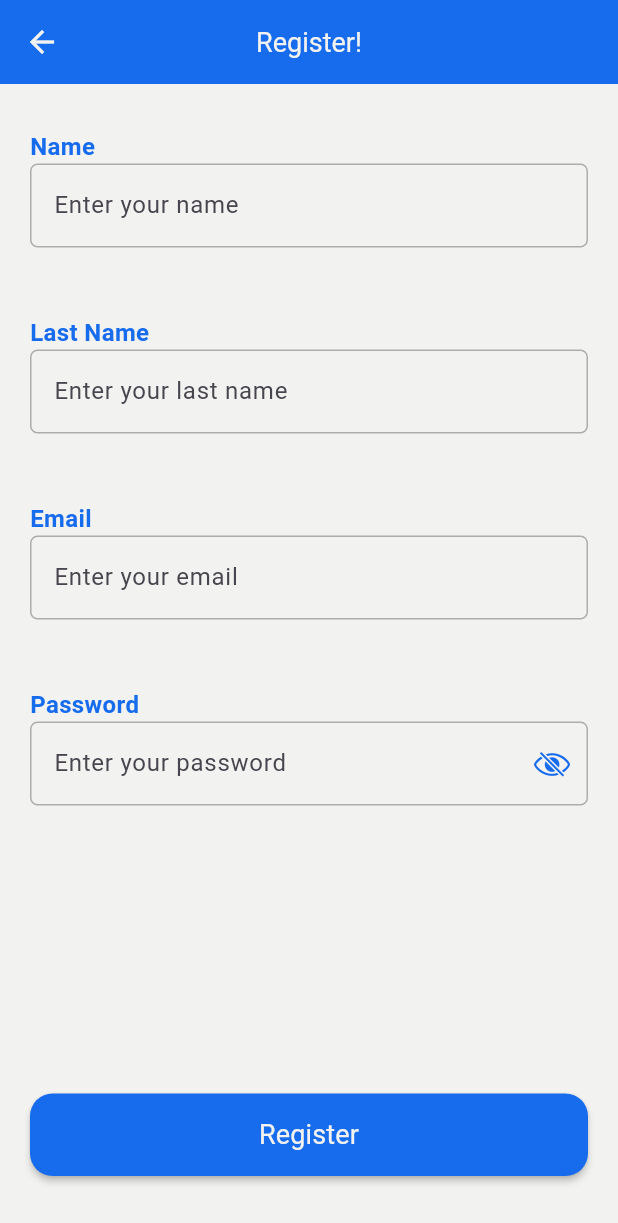
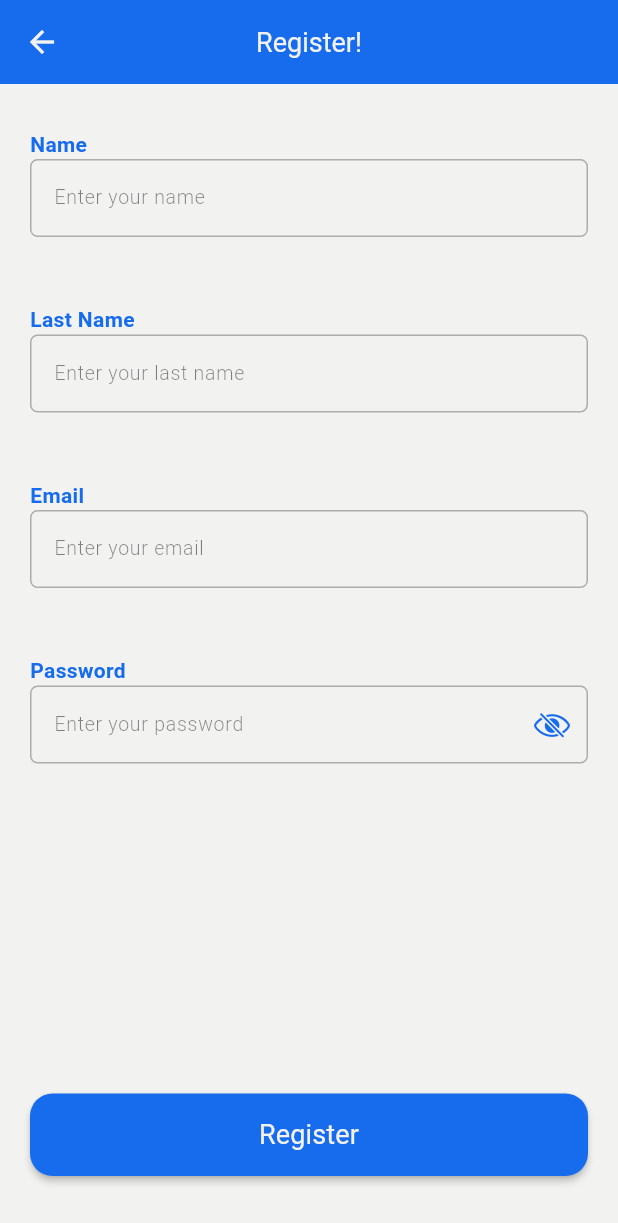
Before and after one commit to srios007/to_do_app, a Flutter app: the RegisterView screen opened by its route, on a phone screen of 412 x 824 dp. Shown: the top 1223 px of the screen. Run offline on Flutter 3.47's test engine with Material 3 defaults, Android fonts, the phone set to English and light mode, and no system bars; our stand-ins replace cloud_firestore, connectivity_plus, firebase_auth, firebase_core, flutter_dotenv, get and 2 more; accounts and stored records are empty; generated files the repository leaves out were written again.

Commit message:
UPDATE: Refactor register controller and input widgets to improve code structure and localization; enhance text styles for better consistency

```diff
--- a/lib/app/modules/register/controllers/register_controller.dart
+++ b/lib/app/modules/register/controllers/register_controller.dart
@@ -16,7 +16,7 @@ class RegisterController extends GetxController {
   final passController = TextEditingController();
 
   /// Crea el usuario
-  _buildUser() {
+  UserModel _buildUser() {
     return UserModel.builder
         .setEmail(emailController.text)
         .setLastname(lastnameController.text)
@@ -26,15 +26,15 @@ class RegisterController extends GetxController {
   }
 
   /// Registrar en firebase auth
-  _signUp() async {
-    await authService.registerWithEmailAndPassword(
+  Future<bool> _signUp() async {
+    return authService.registerWithEmailAndPassword(
       user: _buildUser(),
       password: passController.text,
     );
   }
 
   /// Registra al usuario
-  registerUser() async {
+  Future<void> registerUser() async {
     if (key.currentState!.validate()) {
       isLoading.value = true;
       final result = await _signUp();
--- a/lib/app/utils/text_styles.dart
+++ b/lib/app/utils/text_styles.dart
@@ -8,31 +8,54 @@ class Styles {
   }
 
   Styles._internal();
+
   static final Styles _instance = Styles._internal();
 
-  static const TextStyle tittleRegister =  TextStyle(
+  static const tittleRegister = TextStyle(
     fontSize: 24.0,
     fontWeight: FontWeight.bold,
   );
-   static const TextStyle errorStyle = TextStyle(
+
+  static const errorStyle = TextStyle(
     fontSize: 14,
     color: Colors.red,
     fontWeight: FontWeight.w400,
   );
-   static const TextStyle requiredRegister = TextStyle(
+
+  static const requiredRegister = TextStyle(
     fontSize: 20.0,
     fontWeight: FontWeight.w700,
   );
-   static const TextStyle hintTextStyleRegister = TextStyle(
+
+  static const hintTextStyleRegister = TextStyle(
     fontSize: 13,
     fontWeight: FontWeight.w300,
   );
-  OutlineInputBorder borderTextField = OutlineInputBorder(
+
+  final hintStyle = TextStyle(
+    fontSize: 13,
+    fontWeight: FontWeight.w300,
+    color: Palette.black.withOpacity(0.5),
+  );
+
+  static const fieldStyle = TextStyle(
+    fontSize: 13,
+    fontWeight: FontWeight.w400,
+    color: Palette.black,
+  );
+
+  static const titleFieldStyle = TextStyle(
+    color: Palette.mainColor,
+    fontSize: 14,
+    fontWeight: FontWeight.w600,
+  );
+
+  final borderTextField = OutlineInputBorder(
     borderRadius: const BorderRadius.all(Radius.circular(5)),
     borderSide: BorderSide(color: Palette.black.withOpacity(0.3)),
   );
 
-  OutlineInputBorder errorBorderTextField = OutlineInputBorder(
+  final errorBorderTextField = OutlineInputBorder(
     borderRadius: const BorderRadius.all(Radius.circular(5)),
     borderSide: BorderSide(color: Colors.red.withOpacity(0.3)),
   );
--- a/lib/app/widgets/custom_snackbars.dart
+++ b/lib/app/widgets/custom_snackbars.dart
@@ -5,18 +5,20 @@ import 'package:get/get.dart';
 class CustomSnackBars {
   static showSuccessSnackBar(String message) => Get.showSnackbar(
         GetSnackBar(
+          backgroundColor: Colors.green,
+          duration: const Duration(seconds: 3),
+          message: message,
+          snackPosition: SnackPosition.TOP,
           title: AppLocalizations.of(Get.context!)!.success,
-          message: message,
-          duration: const Duration(seconds: 3),
-          backgroundColor: Colors.green,
         ),
       );
   static showErrorSnackBar(String message) => Get.showSnackbar(
         GetSnackBar(
+          backgroundColor: Colors.red,
+          duration: const Duration(seconds: 3),
+          message: message,
+          snackPosition: SnackPosition.TOP,
           title: 'Error',
-          message: message,
-          duration: const Duration(seconds: 3),
-          backgroundColor: Colors.red,
         ),
       );
 }
--- a/lib/app/widgets/inputs/email_input.dart
+++ b/lib/app/widgets/inputs/email_input.dart
@@ -10,14 +10,12 @@ class EmailInput extends StatelessWidget {
     required this.textEditingController,
     this.helperText = '',
     this.border,
-    this.textStyle,
     this.width,
   });
 
   final String helperText;
   final TextEditingController textEditingController;
   final InputBorder? border;
-  final TextStyle? textStyle;
   final double? width;
 
   @override
@@ -27,16 +25,12 @@ class EmailInput extends StatelessWidget {
       children: [
         Text(
           AppLocalizations.of(context)!.email,
-          style: const TextStyle(
-            color: Palette.mainColor,
-            fontSize: 16,
-            fontWeight: FontWeight.w600,
-          ),
+          style: Styles.titleFieldStyle,
         ),
         SizedBox(
           width: width ?? Get.width - 40,
           child: TextFormField(
-            style: textStyle,
+            style: Styles.fieldStyle,
             decoration: InputDecoration(
               helperText: helperText,
               hintText: AppLocalizations.of(context)!.email_hint,
@@ -45,6 +39,7 @@ class EmailInput extends StatelessWidget {
               focusedBorder: Styles().borderTextField,
               errorBorder: Styles().borderTextField,
               focusedErrorBorder: Styles().borderTextField,
+              hintStyle: Styles().hintStyle,
             ),
             controller: textEditingController,
             validator: (String? _) {
--- a/lib/app/widgets/inputs/normal_input.dart
+++ b/lib/app/widgets/inputs/normal_input.dart
@@ -38,11 +38,7 @@ class NormalInput extends StatelessWidget {
         children: [
           Text(
             titleText,
-            style: const TextStyle(
-              color: Palette.mainColor,
-              fontSize: 16,
-              fontWeight: FontWeight.w600,
-            ),
+            style: Styles.titleFieldStyle,
           ),
           Row(
             crossAxisAlignment: CrossAxisAlignment.start,
@@ -50,6 +46,7 @@ class NormalInput extends StatelessWidget {
               SizedBox(
                 width: Get.width - 40,
                 child: TextFormField(
+                  style: Styles.fieldStyle,
                   textCapitalization:
                       textCapitalization ?? TextCapitalization.none,
                   inputFormatters: inputFormatters ?? [],
@@ -62,6 +59,7 @@ class NormalInput extends StatelessWidget {
                     focusedBorder: Styles().borderTextField,
                     errorBorder: Styles().borderTextField,
                     focusedErrorBorder: Styles().borderTextField,
+                    hintStyle: Styles().hintStyle,
                   ),
                   controller: textEditingController,
                   validator: validator ??
--- a/lib/app/widgets/inputs/password_input.dart
+++ b/lib/app/widgets/inputs/password_input.dart
@@ -35,11 +35,7 @@ class PasswordInput extends StatelessWidget {
         children: [
           Text(
             AppLocalizations.of(context)!.password,
-            style: const TextStyle(
-              color: Palette.mainColor,
-              fontSize: 16,
-              fontWeight: FontWeight.w600,
-            ),
+            style: Styles.titleFieldStyle,
           ),
           Row(
             crossAxisAlignment: CrossAxisAlignment.start,
@@ -48,6 +44,7 @@ class PasswordInput extends StatelessWidget {
                 () => SizedBox(
                   width: Get.width - 40,
                   child: TextFormField(
+                    style: Styles.fieldStyle,
                     obscureText: !showPassword.value,
                     textCapitalization:
                         textCapitalization ?? TextCapitalization.none,
@@ -60,6 +57,7 @@ class PasswordInput extends StatelessWidget {
                         focusedBorder: Styles().borderTextField,
                         errorBorder: Styles().borderTextField,
                         focusedErrorBorder: Styles().borderTextField,
+                        hintStyle: Styles().hintStyle,
                         suffixIcon: IconButton(
                           onPressed: () => showPassword.toggle(),
                           icon: showPassword.value
```
